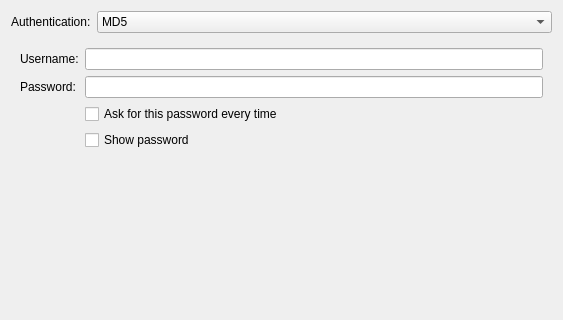
KDE/plasma-nm, file libs/editor/settings/ui/802-1x.ui: the form before one commit; both pictures show x 0 to 563 and y 0 to 320 of the 563 by 471 pixel window.
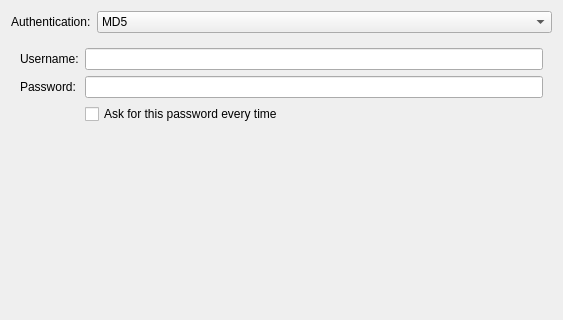
The form after the commit. Custom widgets are drawn as their Qt base class.

Commit message: Replace 'show password' checkboxes with a custom password field REVIEW:124922

Patch:
```diff
--- a/libs/editor/settings/ui/802-1x.ui
+++ b/libs/editor/settings/ui/802-1x.ui
@@ -103,13 +103,6 @@
          </property>
         </widget>
        </item>
-       <item row="3" column="1">
-        <widget class="QCheckBox" name="cbShowMd5Password">
-         <property name="text">
-          <string>Show password</string>
-         </property>
-        </widget>
-       </item>
       </layout>
      </widget>
      <widget class="QWidget" name="tlsPage">
@@ -659,6 +652,11 @@
   </layout>
  </widget>
  <customwidgets>
+  <customwidget>
+   <class>KUrlRequester</class>
+   <extends>QWidget</extends>
+   <header>kurlrequester.h</header>
+  </customwidget>
   <customwidget>
    <class>KLineEdit</class>
    <extends>QLineEdit</extends>
@@ -670,9 +668,9 @@
    <header>kcombobox.h</header>
   </customwidget>
   <customwidget>
-   <class>KUrlRequester</class>
-   <extends>QWidget</extends>
-   <header>kurlrequester.h</header>
+   <class>PasswordField</class>
+   <extends>QLineEdit</extends>
+   <header>passwordfield.h</header>
   </customwidget>
  </customwidgets>
  <tabstops>
```
Left out of the diff: 68 changed lines with no effect on the pictures. The commit also changes 68 other files.
